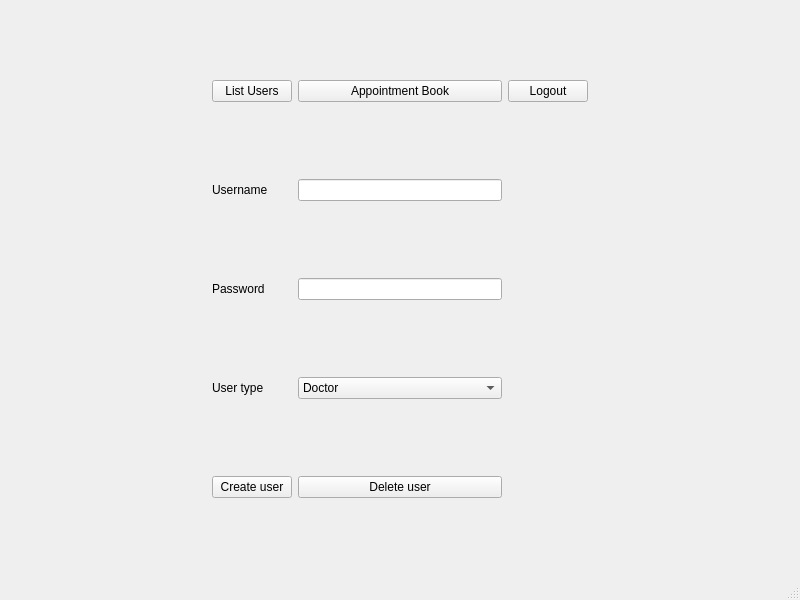
First picture: the form in client/ui/mainwindow.ui, repository NoahHallows/quackmed, before the edit.
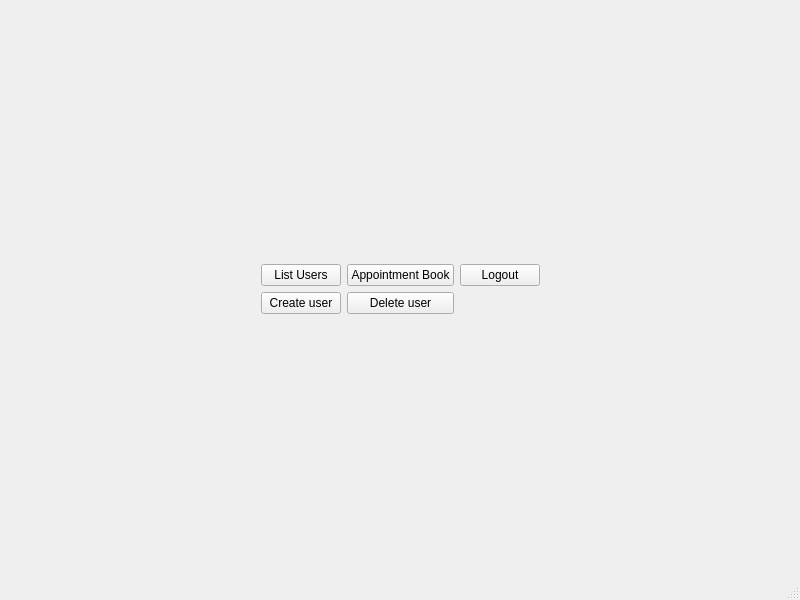
Second picture: the form after the edit.

What changed in the file:
```diff
--- a/client/ui/mainwindow.ui
+++ b/client/ui/mainwindow.ui
@@ -15,121 +15,92 @@
   </property>
   <widget class="QWidget" name="centralwidget">
    <layout class="QGridLayout" name="gridLayout">
-    <item row="1" column="0">
-     <spacer name="horizontalSpacer_2">
-      <property name="orientation">
-       <enum>Qt::Orientation::Horizontal</enum>
-      </property>
-      <property name="sizeHint" stdset="0">
-       <size>
-        <width>40</width>
-        <height>20</height>
-       </size>
-      </property>
-     </spacer>
-    </item>
-    <item row="3" column="3">
-     <widget class="QComboBox" name="UserTypeSelector">
-      <item>
-       <property name="text">
-        <string>Doctor</string>
-       </property>
-      </item>
-      <item>
-       <property name="text">
-        <string>Nurse</string>
-       </property>
-      </item>
-      <item>
-       <property name="text">
-        <string>Admin</string>
-       </property>
-      </item>
-      <item>
-       <property name="text">
-        <string>Receptionist</string>
-       </property>
-      </item>
-     </widget>
-    </item>
-    <item row="0" column="1">
-     <widget class="QPushButton" name="ListUsersButton">
-      <property name="text">
-       <string>List Users</string>
-      </property>
-     </widget>
-    </item>
     <item row="2" column="1">
-     <widget class="QLabel" name="label_2">
+     <widget class="QPushButton" name="CreateUserButton">
       <property name="text">
-       <string>Password</string>
+       <string>Create user</string>
       </property>
      </widget>
     </item>
-    <item row="0" column="4">
+    <item row="3" column="0">
+     <spacer name="horizontalSpacer_2">
+      <property name="orientation">
+       <enum>Qt::Orientation::Horizontal</enum>
+      </property>
+      <property name="sizeHint" stdset="0">
+       <size>
+        <width>40</width>
+        <height>20</height>
+       </size>
+      </property>
+     </spacer>
+    </item>
+    <item row="1" column="4">
      <widget class="QPushButton" name="LogoutButton">
       <property name="text">
        <string>Logout</string>
       </property>
      </widget>
     </item>
-    <item row="1" column="5">
-     <spacer name="horizontalSpacer">
-      <property name="orientation">
-       <enum>Qt::Orientation::Horizontal</enum>
-      </property>
-      <property name="sizeHint" stdset="0">
-       <size>
-        <width>40</width>
-        <height>20</height>
-       </size>
-      </property>
-     </spacer>
-    </item>
     <item row="2" column="3">
-     <widget class="QLineEdit" name="PasswordEdit">
-      <property name="echoMode">
-       <enum>QLineEdit::EchoMode::Password</enum>
+     <widget class="QPushButton" name="DeleteUserButton">
+      <property name="text">
+       <string>Delete user</string>
+      </property>
+     </widget>
+    </item>
+    <item row="3" column="5">
+     <spacer name="horizontalSpacer">
+      <property name="orientation">
+       <enum>Qt::Orientation::Horizontal</enum>
+      </property>
+      <property name="sizeHint" stdset="0">
+       <size>
+        <width>40</width>
+        <height>20</height>
+       </size>
+      </property>
+     </spacer>
+    </item>
+    <item row="1" column="1">
+     <widget class="QPushButton" name="ListUsersButton">
+      <property name="text">
+       <string>List Users</string>
       </property>
      </widget>
     </item>
     <item row="1" column="3">
-     <widget class="QLineEdit" name="UserEdit"/>
-    </item>
-    <item row="0" column="3">
      <widget class="QPushButton" name="AppointmentButton">
       <property name="text">
        <string>Appointment Book</string>
       </property>
      </widget>
     </item>
-    <item row="1" column="1">
-     <widget class="QLabel" name="label">
-      <property name="text">
-       <string>Username</string>
-      </property>
-     </widget>
-    </item>
     <item row="3" column="1">
-     <widget class="QLabel" name="label_3">
-      <property name="text">
-       <string>User type</string>
+     <spacer name="verticalSpacer">
+      <property name="orientation">
+       <enum>Qt::Orientation::Vertical</enum>
       </property>
-     </widget>
-    </item>
-    <item row="4" column="1">
-     <widget class="QPushButton" name="CreateUserButton">
-      <property name="text">
-       <string>Create user</string>
+      <property name="sizeHint" stdset="0">
+       <size>
+        <width>20</width>
+        <height>40</height>
+       </size>
       </property>
-     </widget>
+     </spacer>
     </item>
-    <item row="4" column="3">
-     <widget class="QPushButton" name="DeleteUserButton">
-      <property name="text">
-       <string>Delete user</string>
+    <item row="0" column="1">
+     <spacer name="verticalSpacer_2">
+      <property name="orientation">
+       <enum>Qt::Orientation::Vertical</enum>
       </property>
-     </widget>
+      <property name="sizeHint" stdset="0">
+       <size>
+        <width>20</width>
+        <height>40</height>
+       </size>
+      </property>
+     </spacer>
     </item>
    </layout>
   </widget>
```
